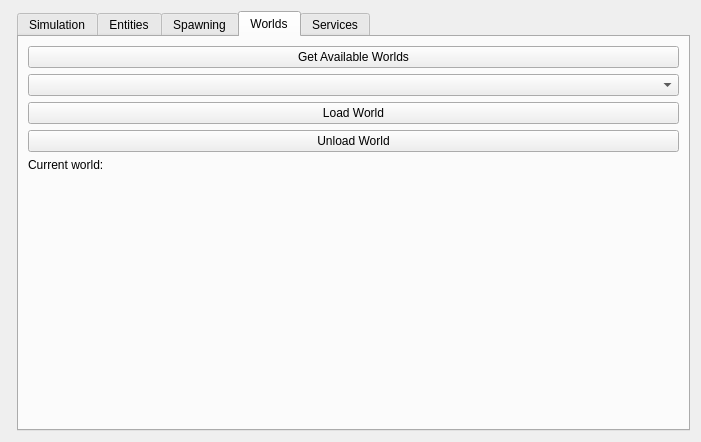
First picture: the form in src/sim_widget.ui, repository RobotecAI/q_simulation_interfaces, before the edit.
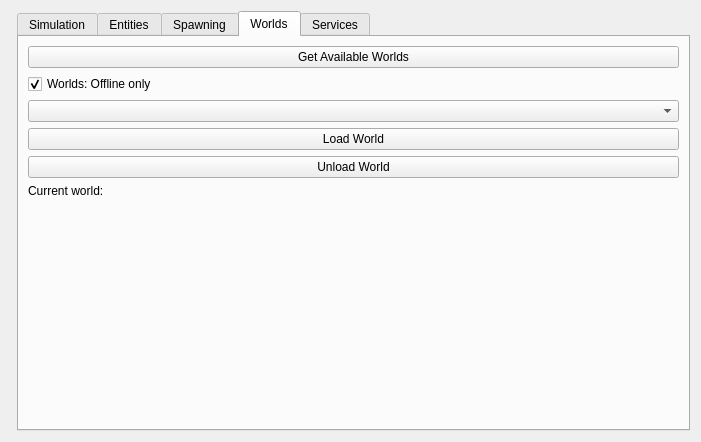
Second picture: the form after the edit. The open tabs and pages were chosen to show the change.

Commit message: Add URI/name support; add offline/online switch

Diff of the .ui file:
```diff
--- a/src/sim_widget.ui
+++ b/src/sim_widget.ui
@@ -531,6 +531,16 @@
          </property>
         </widget>
        </item>
+       <item>
+        <widget class="QCheckBox" name="worldsUseOfflineCheck">
+         <property name="text">
+          <string>Worlds: Offline only</string>
+         </property>
+         <property name="checked">
+          <bool>true</bool>
+         </property>
+        </widget>
+       </item>
        <item>
         <widget class="QComboBox" name="availableWorldsCombo"/>
        </item>
```
The commit also changes 2 other files.
